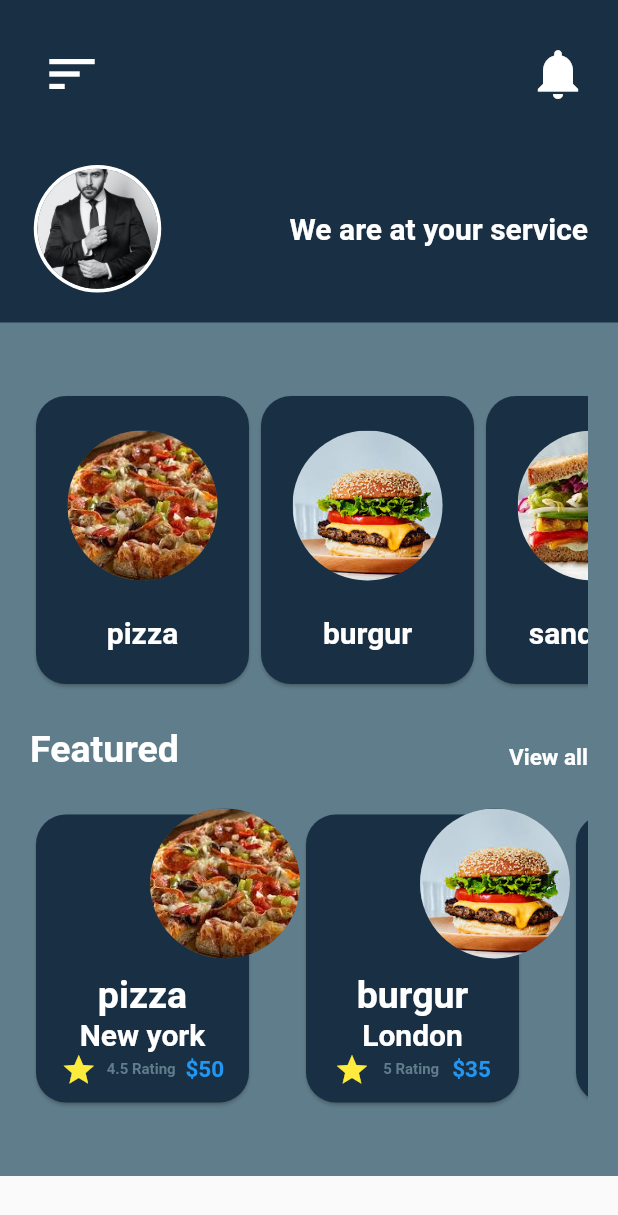
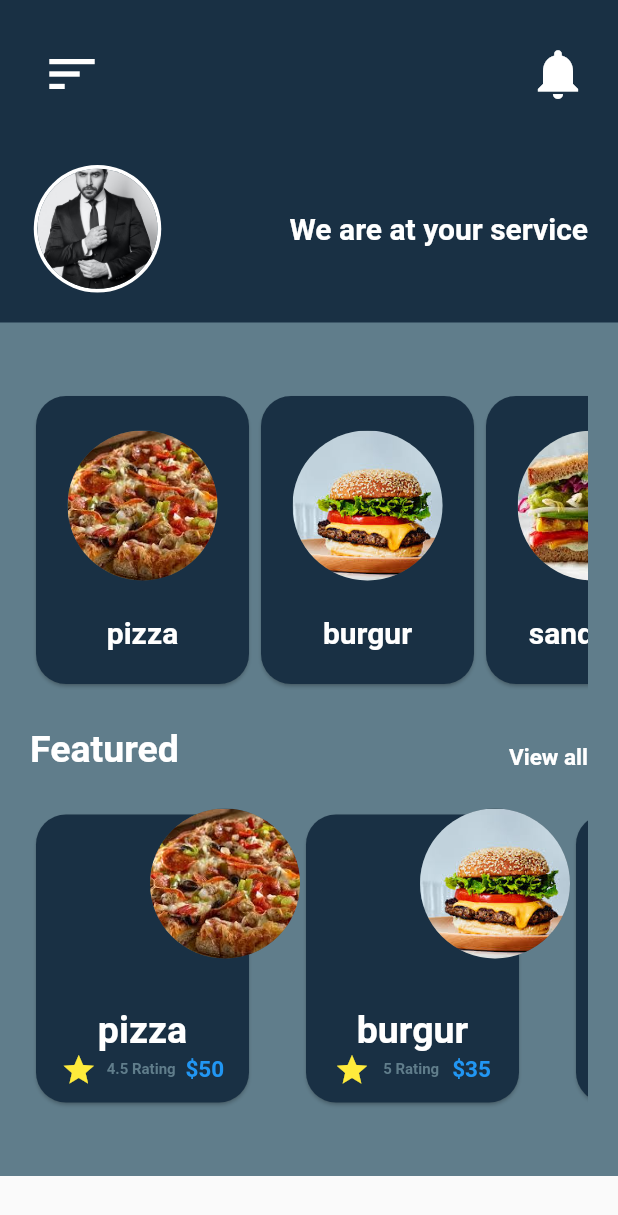
Before and after one commit to fountain19/feedme, a Flutter app: the HomePage screen opened directly, on a phone screen of 412 x 824 dp. Shown: the top 1215 px of the screen. Run offline on Flutter 3.47's test engine with Material 2 defaults, Android fonts, the phone set to English and light mode, and no system bars; our stand-ins replace carousel_pro, cloud_firestore, firebase_auth, firebase_core; accounts and stored records are empty.

Commit message:
3/2/2021

```diff
--- a/lib/screen/homepage.dart
+++ b/lib/screen/homepage.dart
@@ -1,6 +1,7 @@
 
 import 'package:feedme/screen/aboutPage.dart';
 import 'package:feedme/screen/contact.dart';
+import 'package:feedme/screen/profile.dart';
 import 'package:firebase_auth/firebase_auth.dart';
 import 'package:flutter/cupertino.dart';
 import 'package:flutter/material.dart';
@@ -38,7 +39,7 @@ class HomePage extends StatelessWidget {
       );
     }
 
-    Widget bottomCard({String image,String name,String address,String rating,String price})
+    Widget bottomCard({String image,String name,String rating,String price})
     {
       return Stack(
         alignment: Alignment.topRight,
@@ -62,10 +63,7 @@ class HomePage extends StatelessWidget {
                           fontSize: 25.0,color: Colors.white,
                           fontWeight:FontWeight.bold
                       ),),
-                      Text(address, style: TextStyle(
-                          fontSize: 20.0,color: Colors.white,
-                          fontWeight:FontWeight.bold
-                      ),),
+
                       Row(
                         mainAxisAlignment: MainAxisAlignment.spaceEvenly,
                         children: [
@@ -208,35 +206,35 @@ class HomePage extends StatelessWidget {
                                       image: "pizza",
                                       name: 'pizza',
                                       price: '\$50',
-                                      address: 'New york',
+
                                       rating: '4.5 Rating'
                                     ),
                                     bottomCard(
                                         image: "burgur",
                                         name: 'burgur',
                                         price: '\$35',
-                                        address: 'London',
+
                                         rating: '5 Rating'
                                     ),
                                     bottomCard(
                                         image: "patato",
                                         name: 'patato',
                                         price: '\$10',
-                                        address: 'Istanbul',
+
                                         rating: '3.5 Rating'
                                     ),
                                     bottomCard(
                                         image: "sandwish",
                                         name: 'sandwish',
                                         price: '\$25',
-                                        address: 'Cairo',
+
                                         rating: '1.5 Rating'
                                     ),
                                     bottomCard(
                                         image: "salad",
                                         name: 'salad',
                                         price: '\$4',
-                                        address: 'India',
+
                                         rating: '2 Rating'
                                     ),
                                   ]),
@@ -320,6 +318,19 @@ class HomePage extends StatelessWidget {
                         child: Icon(Icons.shopping_cart,size: 30,color:Color(0xff193044))),
                   ),
                   ListTile(
+                    onTap: (){
+                      Navigator.pushReplacement(context, MaterialPageRoute(builder: (ctx)=>Profile()));
+                    },
+                    title: Text('Profile page', style: TextStyle(
+                        color: Colors.white,
+                        fontSize: 20,
+                        fontWeight:FontWeight.bold
+                    ),),
+                    leading: CircleAvatar(
+                        backgroundColor: Colors.white,
+                        child: Icon(Icons.person,size: 30,color:Color(0xff193044))),
+                  ),
+                  ListTile(
                     onTap: ()async
                     {
                       await FirebaseAuth.instance.signOut();
--- a/lib/widget/passwordTextFd.dart
+++ b/lib/widget/passwordTextFd.dart
@@ -13,7 +13,9 @@ class _PasswordTextFdState extends State<PasswordTextFd> {
   bool obscureText = true;
   @override
   Widget build(BuildContext context) {
-    return TextFormField(
+    return Padding(
+      padding: const EdgeInsets.symmetric(horizontal: 20),
+      child: TextFormField(
         controller: widget.controller,
 cursorColor: Colors.white,
         style: TextStyle(color: Colors.white),
@@ -35,6 +37,7 @@ cursorColor: Colors.white,
             border: OutlineInputBorder(
                 borderRadius: BorderRadius.circular(10),
                 borderSide: BorderSide.none)),
+      ),
     );
   }
 }
```
Also changed, not shown: lib/screen/profile.dart (+52 -3 lines), lib/screen/signup.dart (+6 -2 lines). Lines whose indentation alone changed are shown as unchanged.
